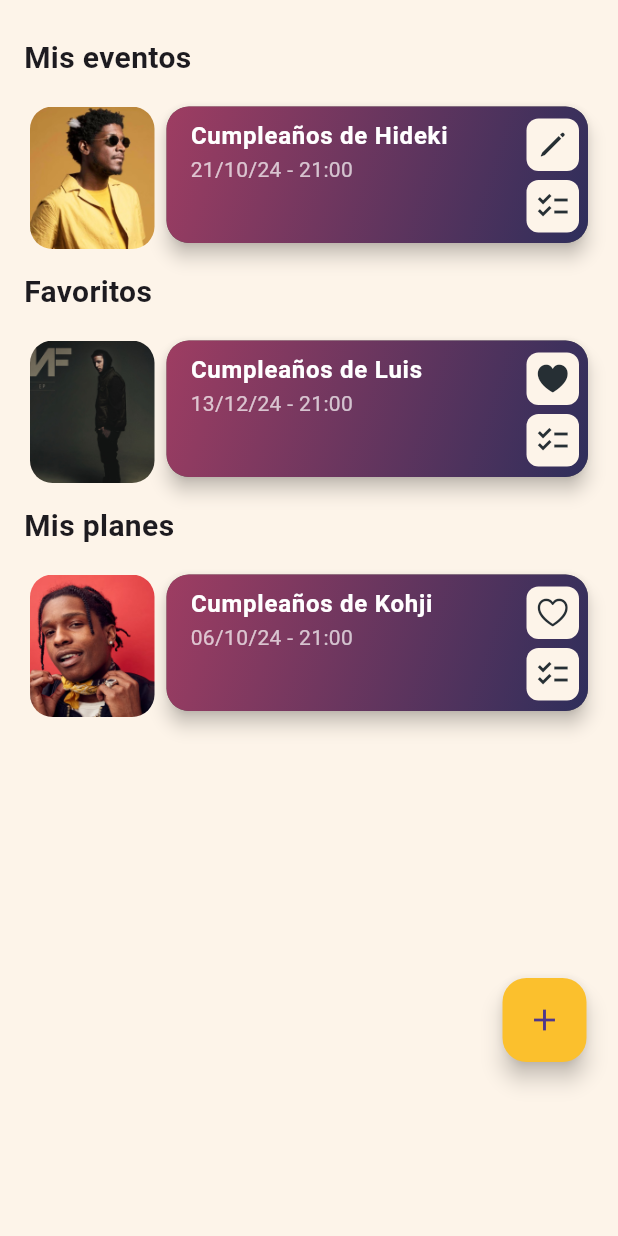
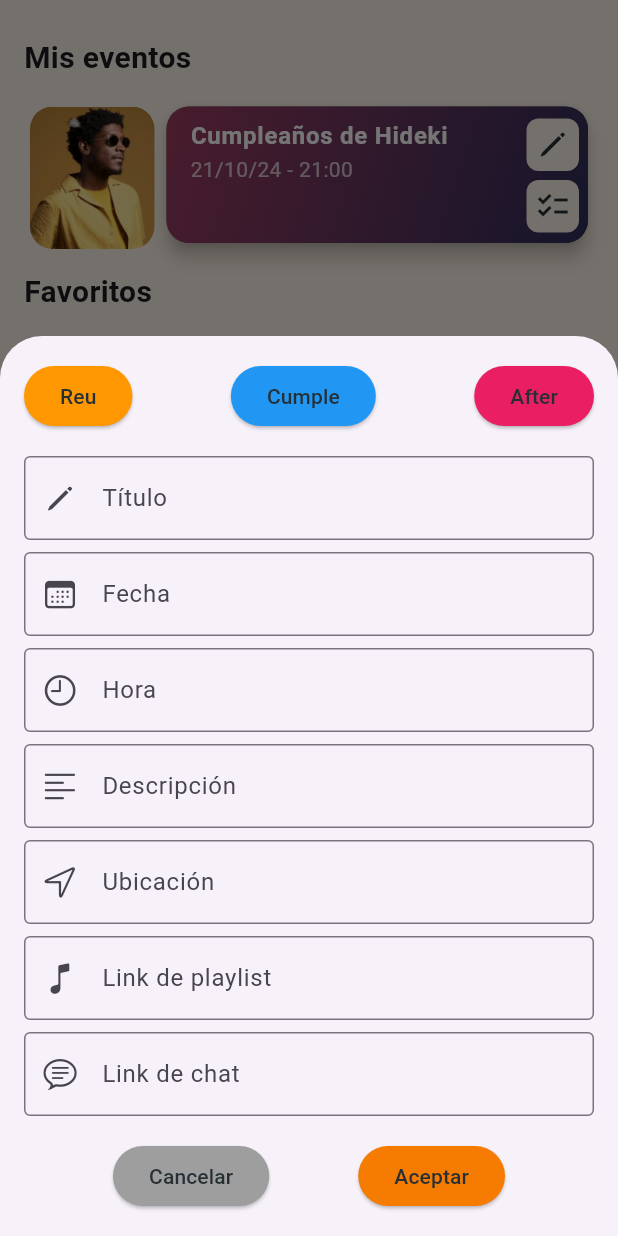
Before and after one commit to Hiidekii/Proyecto_PrograMovil_G3, a Flutter app: the EventsTab screen opened directly, after a tap on the "add" icon, on a phone screen of 412 x 824 dp. Run offline on Flutter 3.47's test engine with Material 3 defaults, Android fonts, the phone set to English and light mode, and no system bars; our stand-ins replace get, get_storage, google_maps_flutter, table_calendar; accounts and stored records are empty.

Commit message:
new_event

```diff
--- /dev/null
+++ b/lib/pages/events/components/new_event.dart
@@ -0,0 +1,94 @@
+import 'package:flutter/material.dart';
+import 'package:flutter/cupertino.dart';
+
+class NewEvent extends StatelessWidget {
+  @override
+  Widget build(BuildContext context) {
+    return Padding(
+      padding: EdgeInsets.only(
+          bottom: MediaQuery.of(context).viewInsets.bottom,
+          left: 16,
+          right: 16,
+          top: 16),
+      child: SingleChildScrollView(
+        child: Column(
+          mainAxisSize: MainAxisSize.min,
+          children: [
+            Row(
+              mainAxisAlignment: MainAxisAlignment.spaceBetween,
+              children: [
+                _categoryButton(context, 'Reu', Colors.orange),
+                _categoryButton(context, 'Cumple', Colors.blue),
+                _categoryButton(context, 'After', Colors.pink),
+              ],
+            ),
+            SizedBox(height: 16),
+            _buildTextField(CupertinoIcons.pencil, 'Título'),
+            SizedBox(height: 8),
+            _buildTextField(CupertinoIcons.calendar, 'Fecha'),
+            SizedBox(height: 8),
+            _buildTextField(CupertinoIcons.time, 'Hora'),
+            SizedBox(height: 8),
+            _buildTextField(CupertinoIcons.text_alignleft, 'Descripción'),
+            SizedBox(height: 8),
+            _buildTextField(CupertinoIcons.location, 'Ubicación'),
+            SizedBox(height: 8),
+            _buildTextField(CupertinoIcons.music_note, 'Link de playlist'),
+            SizedBox(height: 8),
+            _buildTextField(CupertinoIcons.chat_bubble_text, 'Link de chat'),
+            SizedBox(height: 16),
+            Row(
+              mainAxisAlignment: MainAxisAlignment.spaceEvenly,
+              children: [
+                ElevatedButton(
+                  onPressed: () {
+                    Navigator.pop(context);
+                  },
+                  child: Text('Cancelar'),
+                  style: ElevatedButton.styleFrom(backgroundColor: Colors.grey),
+                ),
+                ElevatedButton(
+                  onPressed: () {
+                    Navigator.pop(context);
+                  },
+                  child: Text('Aceptar'),
+                  style: ElevatedButton.styleFrom(
+                      backgroundColor: Colors.orange[700]),
+                ),
+              ],
+            ),
+            SizedBox(height: 16),
+          ],
+        ),
+      ),
+    );
+  }
+
+  Widget _categoryButton(BuildContext context, String text, Color color) {
+    return ElevatedButton(
+      onPressed: () {},
+      child: Text(text),
+      style: ElevatedButton.styleFrom(backgroundColor: color),
+    );
+  }
+
+  Widget _buildTextField(IconData icon, String hintText) {
+    return TextField(
+      decoration: InputDecoration(
+        prefixIcon: Icon(icon),
+        hintText: hintText,
+        border: OutlineInputBorder(),
+      ),
+    );
+  }
+}
+
+void showNewEventModal(BuildContext context) {
+  showModalBottomSheet(
+    context: context,
+    isScrollControlled: true,
+    builder: (BuildContext context) {
+      return NewEvent();
+    },
+  );
+}
--- a/lib/pages/events/events_page.dart
+++ b/lib/pages/events/events_page.dart
@@ -2,6 +2,7 @@ import 'package:flutter/material.dart';
 import 'package:proyecto_programovil_g3/pages/events/components/event_card.dart';
 import 'package:proyecto_programovil_g3/pages/events/components/section_header.dart';
 import 'package:proyecto_programovil_g3/pages/events/event_detail_screen.dart'; // Asegúrate de importar esta clase
+import 'package:proyecto_programovil_g3/pages/events/components/new_event.dart'; // Importa el nuevo archivo
 
 class EventsTab extends StatelessWidget {
   @override
@@ -111,7 +112,9 @@ class EventsTab extends StatelessWidget {
       floatingActionButton: Container(
         padding: const EdgeInsets.only(right: 5, bottom: 100),
         child: FloatingActionButton(
-          onPressed: () {},
+          onPressed: () {
+            showNewEventModal(context);
+          },
           child: Icon(Icons.add),
           backgroundColor: Colors.yellow[700],
         ),
```
